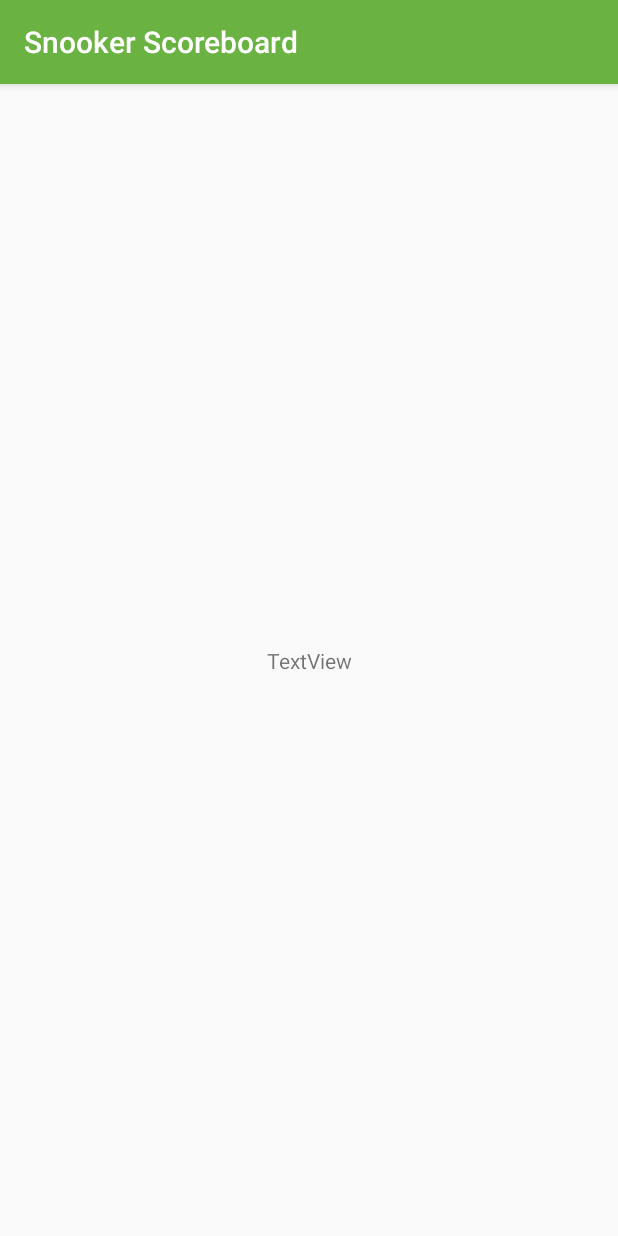
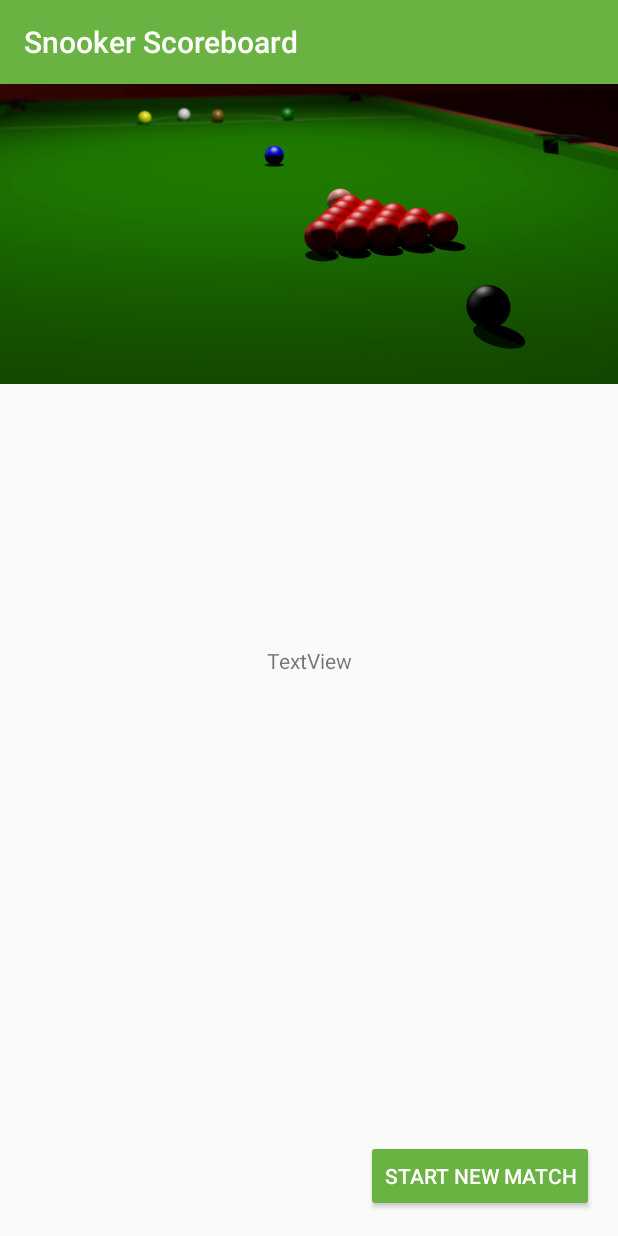
Before and after one commit to mashtonian/Snooker_Scoreboard, an Android app: the FinishedFragment screen opened through its navigation route, on a phone screen of 412 x 824 dp. Run offline under Robolectric (Android 15) with nearby library versions, the phone set to English and light mode, and no system bars; our stand-ins replace EventBus, data binding; 2 statements that could not run were skipped.

Commit message:
Added support for default names and number of frames. Also added support for starting a new match after the current on finishes.

```diff
--- a/app/src/main/java/com/mashton/android/snookerscoreboard/MatchViewModel.kt
+++ b/app/src/main/java/com/mashton/android/snookerscoreboard/MatchViewModel.kt
@@ -6,6 +6,9 @@ import androidx.lifecycle.MutableLiveData
 import androidx.lifecycle.Transformations
 import androidx.lifecycle.ViewModel
 import com.mashton.android.snookerscoreboard.screens.match.KeyPressShotMapper
+import com.mashton.android.snookerscoreboard.snooker.Match
+import com.mashton.android.snookerscoreboard.snooker.Player
+import com.mashton.android.snookerscoreboard.snooker.Shot
 
 class MatchViewModel(playerOneName :String, playerTwoName :String, numberOfFrames :Int) : ViewModel() {
 
--- a/app/src/main/java/com/mashton/android/snookerscoreboard/Player.kt
+++ /dev/null
@@ -1,3 +0,0 @@
-package com.mashton.android.snookerscoreboard
-
-class  Player(var name :String)
--- a/app/src/main/java/com/mashton/android/snookerscoreboard/screens/finished/FinishedFragment.kt
+++ b/app/src/main/java/com/mashton/android/snookerscoreboard/screens/finished/FinishedFragment.kt
@@ -7,6 +7,7 @@ import android.view.ViewGroup
 import androidx.databinding.DataBindingUtil
 import androidx.fragment.app.Fragment
 import androidx.fragment.app.activityViewModels
+import androidx.navigation.fragment.NavHostFragment
 import com.mashton.android.snookerscoreboard.MatchViewModel
 import com.mashton.android.snookerscoreboard.R
 import com.mashton.android.snookerscoreboard.databinding.FinishedFragmentBinding
@@ -26,6 +27,12 @@ class FinishedFragment : Fragment() {
 
         binding.textView.text = viewModel.match.winner?.name
 
+        binding.startNewMatchButton.setOnClickListener {
+            activity?.viewModelStore?.clear()
+            val action = FinishedFragmentDirections.actionFinishedToNames()
+            NavHostFragment.findNavController(this).navigate(action)
+        }
+
         return binding.root
     }
 
--- a/app/src/main/java/com/mashton/android/snookerscoreboard/screens/match/KeyPressShotMapper.kt
+++ b/app/src/main/java/com/mashton/android/snookerscoreboard/screens/match/KeyPressShotMapper.kt
@@ -1,7 +1,7 @@
 package com.mashton.android.snookerscoreboard.screens.match
 
 import android.view.KeyEvent
-import com.mashton.android.snookerscoreboard.*
+import com.mashton.android.snookerscoreboard.snooker.*
 
 data class KeyMapperResult(var shot : Shot?, var handled :Boolean)
 
--- a/app/src/main/java/com/mashton/android/snookerscoreboard/Break.kt
+++ b/app/src/main/java/com/mashton/android/snookerscoreboard/snooker/Break.kt
@@ -1,4 +1,4 @@
-package com.mashton.android.snookerscoreboard
+package com.mashton.android.snookerscoreboard.snooker
 
 class Break(val player : Player) {
     private val shots: MutableList<Shot> = mutableListOf()
--- a/app/src/main/java/com/mashton/android/snookerscoreboard/Frame.kt
+++ b/app/src/main/java/com/mashton/android/snookerscoreboard/snooker/Frame.kt
@@ -1,4 +1,4 @@
-package com.mashton.android.snookerscoreboard
+package com.mashton.android.snookerscoreboard.snooker
 
 class Frame(val playerOne: Player, val playerTwo: Player) {
 
--- a/app/src/main/java/com/mashton/android/snookerscoreboard/Match.kt
+++ b/app/src/main/java/com/mashton/android/snookerscoreboard/snooker/Match.kt
@@ -1,4 +1,4 @@
-package com.mashton.android.snookerscoreboard
+package com.mashton.android.snookerscoreboard.snooker
 
 class Match(playerOneName: String, playerTwoName: String, val numberOfFrames: Int) {
 
--- /dev/null
+++ b/app/src/main/java/com/mashton/android/snookerscoreboard/snooker/Player.kt
@@ -0,0 +1,3 @@
+package com.mashton.android.snookerscoreboard.snooker
+
+class  Player(var name :String)
--- a/app/src/main/java/com/mashton/android/snookerscoreboard/ShotTypes.kt
+++ b/app/src/main/java/com/mashton/android/snookerscoreboard/snooker/ShotTypes.kt
@@ -1,4 +1,4 @@
-package com.mashton.android.snookerscoreboard
+package com.mashton.android.snookerscoreboard.snooker
 
 interface Shot{
     val value: Int
--- a/app/src/main/res/layout/finished_fragment.xml
+++ b/app/src/main/res/layout/finished_fragment.xml
@@ -16,5 +16,27 @@
             app:layout_constraintEnd_toEndOf="parent"
             app:layout_constraintStart_toStartOf="parent"
             app:layout_constraintTop_toTopOf="parent" />
+
+        <ImageView
+            android:id="@+id/imageView"
+            android:layout_width="0dp"
+            android:layout_height="200dp"
+            android:contentDescription="@string/oblique_view_of_a_snooker_table"
+            android:scaleType="centerCrop"
+            app:layout_constraintEnd_toEndOf="parent"
+            app:layout_constraintStart_toStartOf="parent"
+            app:layout_constraintTop_toTopOf="parent"
+            app:srcCompat="@drawable/snooker_table" />
+
+        <Button
+            android:id="@+id/startNewMatchButton"
+            android:layout_width="wrap_content"
+            android:layout_height="wrap_content"
+            android:layout_marginEnd="16dp"
+            android:layout_marginBottom="16dp"
+            android:text="@string/start_new_match"
+            android:theme="@style/GoButton"
+            app:layout_constraintBottom_toBottomOf="parent"
+            app:layout_constraintEnd_toEndOf="parent" />
     </androidx.constraintlayout.widget.ConstraintLayout>
 </layout>
--- a/app/src/main/res/navigation/main_navigation.xml
+++ b/app/src/main/res/navigation/main_navigation.xml
@@ -54,6 +54,9 @@
         android:name="com.mashton.android.snookerscoreboard.screens.finished.FinishedFragment"
         android:label="FinishedFragment"
         tools:layout="@layout/finished_fragment">
+        <action
+            android:id="@+id/action_finished_to_names"
+            app:destination="@id/names_destination" />
     </fragment>
 
 </navigation>
--- a/app/src/main/res/values/strings.xml
+++ b/app/src/main/res/values/strings.xml
@@ -10,7 +10,5 @@
     <string name="player_one_s_name">Player One\'s Name:</string>
     <string name="name">name</string>
     <string name="_1">1</string>
-    <!-- TODO: Remove or change this placeholder text -->
-    <string name="hello_blank_fragment">Hello blank fragment</string>
-
+    <string name="start_new_match">Start New Match</string>
 </resources>
```
Also changed, not shown: app/src/main/java/com/mashton/android/snookerscoreboard/screens/names/NamesFragment.kt (+12 -3 lines), 3 other files.
